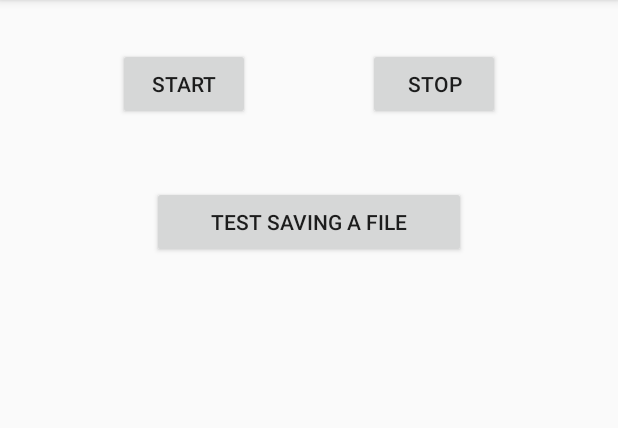
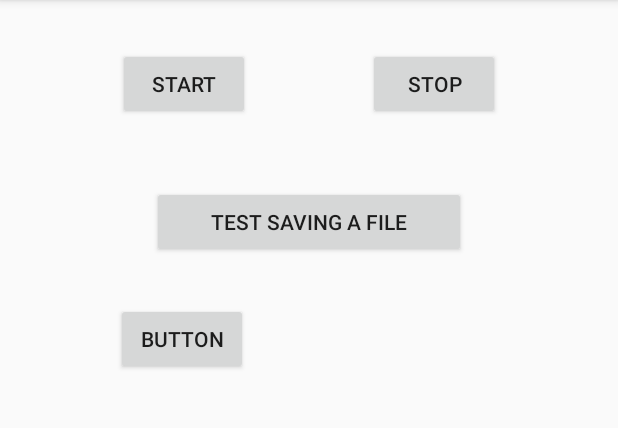
Before and after one commit to sierleunam/ProximityContent, an Android app: the screen it shows after launch (MainActivity), after a tap on "START", on a phone screen of 412 x 824 dp, the part 84-512 px from its top. Run offline under Robolectric (Android 15) with nearby library versions, the phone set to English and light mode, and no system bars; libraries missing offline, so code that uses them is left out: com.estimote.coresdk; 6 statements that could not run were skipped.

```diff
--- a/app/src/main/java/com/estimote/proximitycontent/FileUtils.java
+++ b/app/src/main/java/com/estimote/proximitycontent/FileUtils.java
@@ -57,6 +57,16 @@ public class FileUtils {
         return file.exists();
     }
 
+    public static void CreateDummyFile(String fileName) {
+        File file = getPublicDownloadsStorageFile(fileName);
+        try {
+            file.createNewFile();
+            Log.d(TAG, "CreateDummyFile: " + file.getAbsolutePath());
+        } catch (IOException e) {
+            e.printStackTrace();
+        }
+    }
+
     private static boolean isExternalStorageWritable() {
         String state = Environment.getExternalStorageState();
         return Environment.MEDIA_MOUNTED.equals(state);
--- a/app/src/main/java/com/estimote/proximitycontent/MainActivity.java
+++ b/app/src/main/java/com/estimote/proximitycontent/MainActivity.java
@@ -3,7 +3,6 @@ package com.estimote.proximitycontent;
 import android.Manifest;
 import android.content.pm.PackageManager;
 import android.os.Bundle;
-import android.os.Environment;
 import android.os.FileObserver;
 import android.support.v4.app.ActivityCompat;
 import android.support.v4.content.ContextCompat;
@@ -17,11 +16,12 @@ import com.estimote.coresdk.common.requirements.SystemRequirementsChecker;
 import org.json.JSONException;
 import org.json.JSONObject;
 
+import static com.estimote.proximitycontent.FileUtils.CreateDummyFile;
 import static com.estimote.proximitycontent.FileUtils.DeleteFile;
 import static com.estimote.proximitycontent.FileUtils.WriteJsonToFile;
+import static com.estimote.proximitycontent.MyApplication.DOWNLOADS_FOLDER;
+import static com.estimote.proximitycontent.MyApplication.FILE_START_SCAN;
 import static com.estimote.proximitycontent.MyApplication.proximityContentManager;
-import static com.estimote.proximitycontent.ProximityContentManagerController.startScan;
-import static com.estimote.proximitycontent.ProximityContentManagerController.stopScan;
 
 
 //
@@ -30,13 +30,13 @@ import static com.estimote.proximitycontent.ProximityContentManagerController.st
 
 public class MainActivity extends AppCompatActivity {
 
-    private static final String TAG = "MainActivity";
-    private static final String FILE_START_SCAN = "start.scan";
-    private static final String FILE_STOP_SCAN = "stop.scan";
+    private static final String TAG = "MainActiviy";
+
 
     private static final int MY_PERMISSIONS_REQUEST_WRITE_EXTERNAL_STORAGE = 1;
 
-    MyFileObserver myFileObserver = null;
+    private static MyFileObserver myFileObserver;
+    private static MyFileObserver myFileObserverDelete;
 
     Button btnStart, btnStop, btnSave;
 
@@ -69,7 +69,8 @@ public class MainActivity extends AppCompatActivity {
         btnStart.setOnClickListener(new View.OnClickListener() {
             @Override
             public void onClick(View v) {
-                startScan();
+//                startScan();
+                CreateDummyFile(FILE_START_SCAN);
 
             }
         });
@@ -77,11 +78,11 @@ public class MainActivity extends AppCompatActivity {
         btnStop.setOnClickListener(new View.OnClickListener() {
             @Override
             public void onClick(View v) {
-                stopScan();
+//                stopScan();
 
                 DeleteFile(FileUtils.filename);
                 DeleteFile(FILE_START_SCAN);
-                DeleteFile(FILE_STOP_SCAN);
+
             }
         });
 
@@ -116,11 +117,11 @@ public class MainActivity extends AppCompatActivity {
 
 
         myFileObserver = new MyFileObserver(
-                Environment.getExternalStoragePublicDirectory(
-                        Environment.DIRECTORY_DOWNLOADS).toString(),
-                FileObserver.DELETE);
+                DOWNLOADS_FOLDER,
+                FileObserver.CREATE | FileObserver.DELETE);
+        Log.d(TAG, "onResume: " + DOWNLOADS_FOLDER);
         myFileObserver.startWatching();
-        Log.d(TAG, "onResume() called and File watched started");
+
 
     }
 
@@ -128,9 +129,11 @@ public class MainActivity extends AppCompatActivity {
     protected void onDestroy() {
         super.onDestroy();
 //        proximityContentManager.stopContentUpdates();
+        deleteFile(FILE_START_SCAN);
+        deleteFile(FileUtils.filename);
         proximityContentManager.destroy();
+        myFileObserver.stopWatching();
 
-        myFileObserver.stopWatching();
         Log.d(TAG, "onDestroy() called and stopped file watch");
     }
 }
--- a/app/src/main/java/com/estimote/proximitycontent/MyApplication.java
+++ b/app/src/main/java/com/estimote/proximitycontent/MyApplication.java
@@ -1,6 +1,7 @@
 package com.estimote.proximitycontent;
 
 import android.app.Application;
+import android.os.Environment;
 
 import com.estimote.coresdk.common.config.EstimoteSDK;
 import com.estimote.proximitycontent.estimote.BeaconID;
@@ -19,6 +20,10 @@ public class MyApplication extends Application {
     private static final String TAG = "MyApplication";
     public static String beaconName = "UNKNOWN";
 
+    public static final String DOWNLOADS_FOLDER = Environment.getExternalStoragePublicDirectory(
+            Environment.DIRECTORY_DOWNLOADS).toString();
+    public static final String FILE_START_SCAN = "start.scan";
+    public static final String FILE_STOP_SCAN = "stop.scan";
 
 
     static ProximityContentManager proximityContentManager;
--- a/app/src/main/java/com/estimote/proximitycontent/ProximityContentManagerController.java
+++ b/app/src/main/java/com/estimote/proximitycontent/ProximityContentManagerController.java
@@ -27,7 +27,7 @@ public class ProximityContentManagerController {
         proximityContentManager.startContentUpdates();
     }
 
-    static void stopScan() {
+    public static void stopScan() {
         proximityContentManager.stopContentUpdates();
     }
 
--- a/app/src/main/res/layout/activity_main.xml
+++ b/app/src/main/res/layout/activity_main.xml
@@ -27,7 +27,7 @@
         android:layout_below="@+id/imageView"
         android:layout_centerHorizontal="true"
         android:layout_marginTop="30dp"
-        android:text="Looking for beacons …"
+        android:text="@string/looking_for_beacons"
         android:textAlignment="center"
         android:textAppearance="?android:attr/textAppearanceLarge"
         android:textColor="#ffffff" />
--- a/app/src/main/res/layout/layout_main.xml
+++ b/app/src/main/res/layout/layout_main.xml
@@ -38,4 +38,14 @@
         app:layout_constraintStart_toStartOf="parent"
         app:layout_constraintTop_toBottomOf="@+id/btnStartId" />
 
+    <Button
+        android:id="@+id/button"
+        android:layout_width="wrap_content"
+        android:layout_height="wrap_content"
+        android:layout_marginStart="77dp"
+        android:layout_marginTop="30dp"
+        android:text="Button"
+        app:layout_constraintStart_toStartOf="parent"
+        app:layout_constraintTop_toBottomOf="@+id/buttonSaveId" />
+
 </android.support.constraint.ConstraintLayout>
--- a/app/src/main/res/values/strings.xml
+++ b/app/src/main/res/values/strings.xml
@@ -3,4 +3,5 @@
     <string name="start">Start</string>
     <string name="stop">Stop</string>
     <string name="test_saving_a_file">Test Saving a file</string>
+    <string name="looking_for_beacons">Looking for beacons …</string>
 </resources>
```
Also changed, not shown: app/src/main/java/com/estimote/proximitycontent/MyFileObserver.java (+17 -4 lines).
